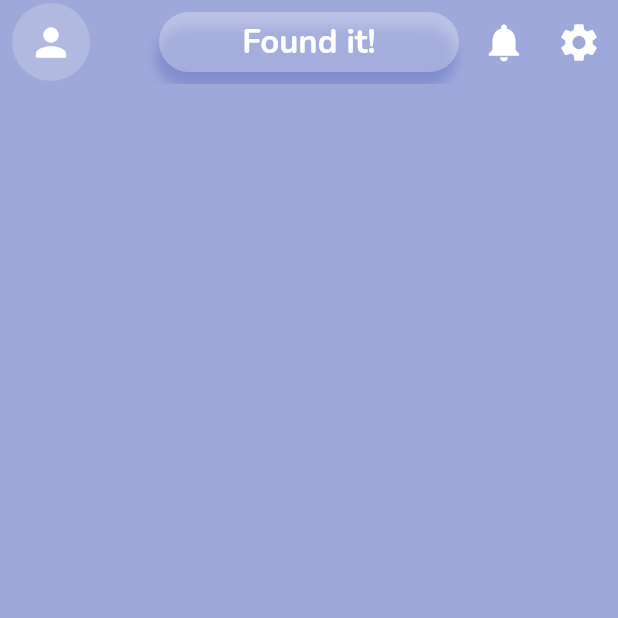
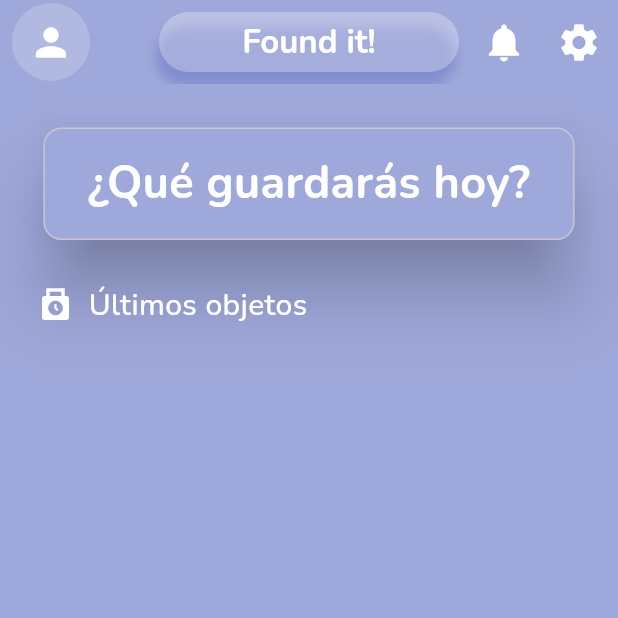
Before and after one commit to LuisSoria15/proyecto_final_flutter, a Flutter app: the screen it shows after launch, on a phone screen of 412 x 824 dp, the top half of it. Run offline on Flutter 3.47's test engine with Material 3 defaults, Android fonts, the phone set to English and light mode, and no system bars.

Commit message:
Avance de boddy
Se empezó a añadir diseño en body para el texto, faltaría la interactividad con los objetos

```diff
--- a/lib/screens/main_screen.dart
+++ b/lib/screens/main_screen.dart
@@ -8,28 +8,66 @@ class MainScreen extends StatelessWidget {
     return Scaffold(
       backgroundColor: Colors.indigo.shade200,
       extendBodyBehindAppBar: false,
-      appBar: miAppBar(),
+      appBar: miAppBar(), //llama a la funcion miAppBar para crear el appbar
+
+      body: ListView(
+        children: [
+          Padding(
+            padding: EdgeInsets.only(left: 25, right: 25, top: 25),
+            child: Card.outlined(
+              elevation: 20,
+              color: Colors.indigo.shade200,
+              child: Center(
+                child: Padding(
+                  padding: EdgeInsets.all(16.0),
+                  child: Text(
+                    "¿Qué guardarás hoy?",
+                    style: TextStyle(
+                      fontSize: 30,
+                      color: Colors.white,
+                      fontWeight: FontWeight.bold,
+                    ),
+                  ),
+                ),
+              ),
+            ),
+          ),
+          Padding(
+            padding: const EdgeInsets.all(25.0),
+            child: Row(children: [
+              Icon(Icons.punch_clock, color: Colors.white,),
+              SizedBox(width: 10,),
+              Text("Últimos objetos", style: TextStyle(fontSize: 20, color: Colors.white),)
+            ],),
+          )
+        ],
+      ),
     );
   }
 
+  ///appbar de la aplicación con tituo, y 3 iconos
   AppBar miAppBar() {
     return AppBar(
-      centerTitle: true,
+      centerTitle: true, //Titulo centrado en el appbar
       backgroundColor: Colors.transparent,
       title: Container(
+        //container alrededor del titulo para darle un fondo y sombra
         width: 200,
         height: 40,
         alignment: Alignment.center,
         decoration: BoxDecoration(
           color: const Color.fromARGB(72, 255, 255, 255),
           boxShadow: [
+            //da la ilusion de profundidad al titulo
             BoxShadow(
               color: const Color.fromARGB(78, 63, 81, 181),
               offset: Offset(-2, 10),
               blurRadius: 6,
             ),
           ],
-          borderRadius: BorderRadius.circular(20.0),
+          borderRadius: BorderRadius.circular(
+            20.0,
+          ), //borde redondeado del container
         ),
         child: Text(
           "Found it!",
@@ -37,6 +75,7 @@ class MainScreen extends StatelessWidget {
         ),
       ),
       leading: Padding(
+        //icono de usuario en el appbar
         padding: const EdgeInsets.only(left: 8.0),
         child: CircleAvatar(
           radius: 10,
@@ -49,10 +88,11 @@ class MainScreen extends StatelessWidget {
       ),
       leadingWidth: 60.0,
       actions: [
+        //iconos de notificaciones y configuracion en el appbar
         Padding(
           padding: EdgeInsets.only(right: 2.0),
           child: IconButton(
-            onPressed: () {},
+            onPressed: () {}, //sera interactivo en el futuro para mostrar notificaciones
             icon: const Icon(
               Icons.notifications,
               size: 30.0,
@@ -64,7 +104,7 @@ class MainScreen extends StatelessWidget {
         Padding(
           padding: EdgeInsets.only(right: 2.0),
           child: IconButton(
-            onPressed: () {},
+            onPressed: () {}, //sera interactivo en el futuro para mostrar configuraciones
             icon: const Icon(Icons.settings, size: 30.0, color: Colors.white),
           ),
         ),
```
Also changed, not shown: Foto-Avances/Screenshot-appbar-inicial.png (added).
